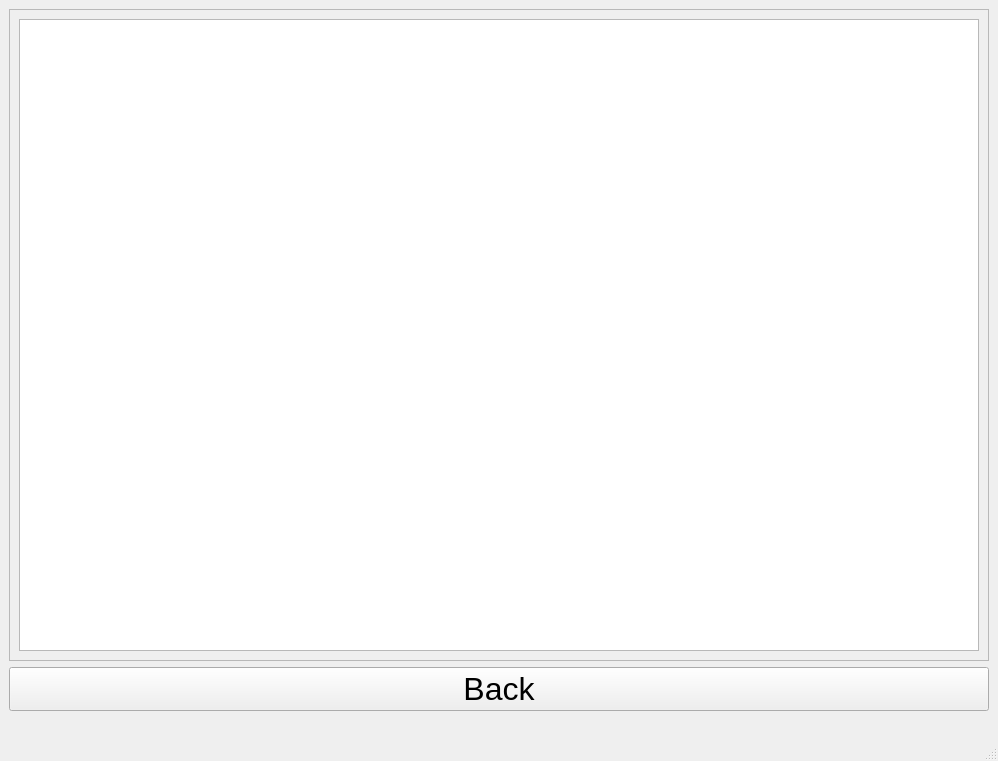
The window that FAST/Qt_Designer/Email_page.ui (Mel1Am/Python_Projects) describes before a commit, drawn with Qt 5.
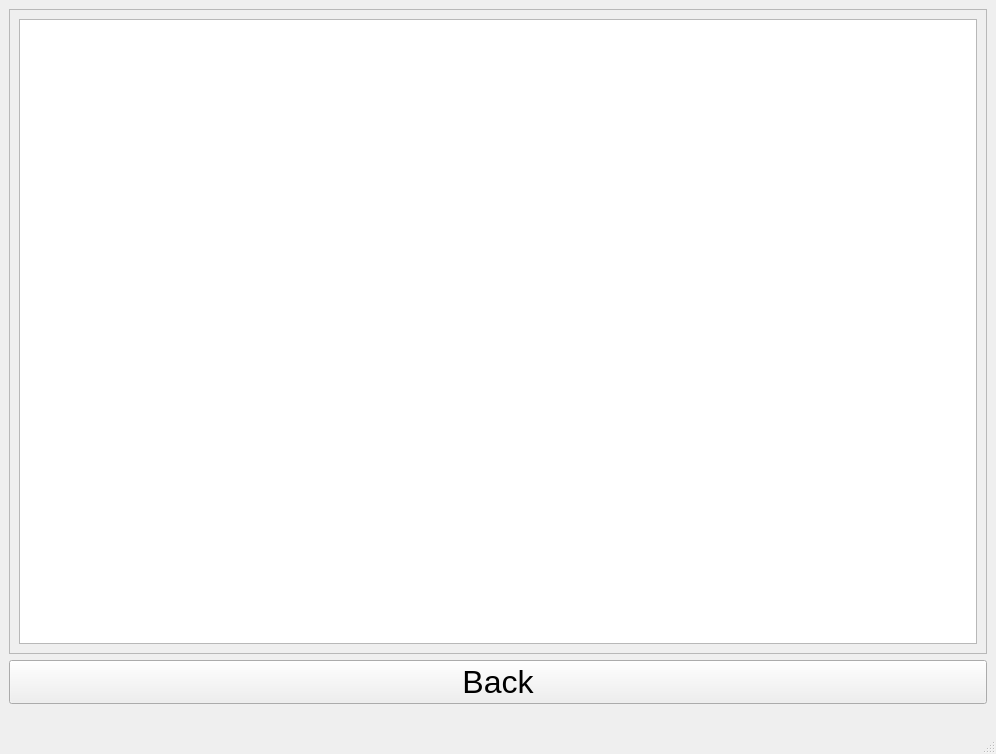
The same window after the commit.

```diff
--- a/FAST/Qt_Designer/Email_page.ui
+++ b/FAST/Qt_Designer/Email_page.ui
@@ -6,8 +6,8 @@
    <rect>
     <x>0</x>
     <y>0</y>
-    <width>998</width>
-    <height>761</height>
+    <width>996</width>
+    <height>754</height>
    </rect>
   </property>
   <property name="font">
```
